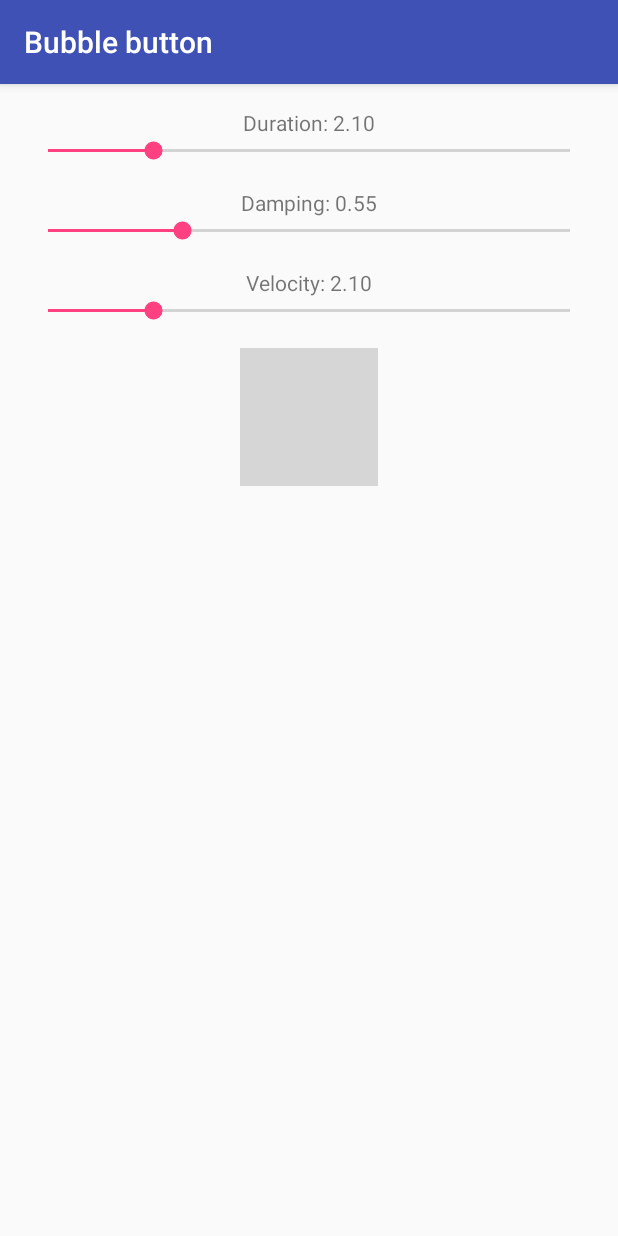
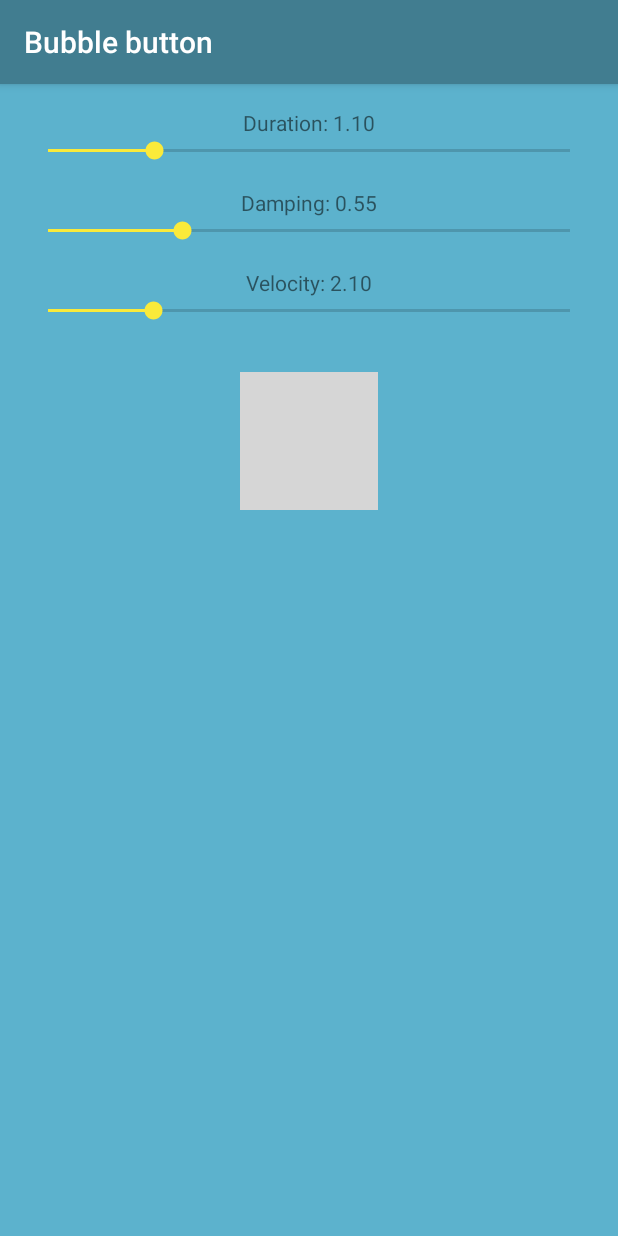
Before and after one commit to evgenyneu/bounce-button-animation-android, an Android app: the screen it shows after launch (MainActivity), after a tap on an icon or button, on a phone screen of 412 x 824 dp. Run offline under Robolectric (Android 15) with nearby library versions, the phone set to English and light mode, and no system bars; grey boxes are pictures that could not be loaded.

Commit message:
Animating a button

```diff
--- a/app/src/main/java/com/evgenii/bubblebutton/MainActivity.java
+++ b/app/src/main/java/com/evgenii/bubblebutton/MainActivity.java
@@ -5,12 +5,12 @@ import android.os.Bundle;
 import android.view.View;
 import android.view.animation.Animation;
 import android.view.animation.AnimationUtils;
+import android.view.animation.ScaleAnimation;
 import android.widget.Button;
 import android.widget.SeekBar;
 import android.widget.TextView;
 
 public class MainActivity extends AppCompatActivity {
-
     @Override
     protected void onCreate(Bundle savedInstanceState) {
         super.onCreate(savedInstanceState);
@@ -26,7 +26,7 @@ public class MainActivity extends AppCompatActivity {
     }
 
     double getSeekBarValue(SeekBar seekBar, double step) {
-        return (seekBar.getProgress() + 1) / ( 1 / step);
+        return ((double)seekBar.getProgress() + 1.0) / ( 1.0 / step);
     }
 
     public void didTapPlayButton(View view) {
@@ -35,11 +35,25 @@ public class MainActivity extends AppCompatActivity {
 
     void animateButton() {
         final Animation myAnim = AnimationUtils.loadAnimation(this, R.anim.bounce);
-        myAnim.setDuration((long)getDurationValue() * (long)1000.0);
+        double animationDuration = getDurationValue() * 1000;
+        myAnim.setDuration((long)animationDuration);
         SpringInterpolator interpolator = new SpringInterpolator(getVelocityValue(), getDampingValue());
         myAnim.setInterpolator(interpolator);
         Button button = (Button)findViewById(R.id.play_button);
         button.startAnimation(myAnim);
+
+        myAnim.setAnimationListener(new Animation.AnimationListener(){
+            @Override
+            public void onAnimationStart(Animation arg0) {
+            }
+            @Override
+            public void onAnimationRepeat(Animation arg0) {
+            }
+            @Override
+            public void onAnimationEnd(Animation arg0) {
+                animateButton();
+            }
+        });
     }
 
     // Duration controls
@@ -47,7 +61,7 @@ public class MainActivity extends AppCompatActivity {
 
     void setupDurationVar() {
         final SeekBar seekBar =(SeekBar) findViewById(R.id.seek_bar_duration);
-        seekBar.setProgress(20);
+        seekBar.setProgress(10);
         updateDurationLabel();
 
         seekBar.setOnSeekBarChangeListener(new SeekBar.OnSeekBarChangeListener() {
--- a/app/src/main/res/anim/bounce.xml
+++ b/app/src/main/res/anim/bounce.xml
@@ -3,9 +3,9 @@
 
     <scale
         android:duration="2000"
-        android:fromXScale="0.5"
+        android:fromXScale="0.3"
         android:toXScale="1.0"
-        android:fromYScale="0.5"
+        android:fromYScale="0.3"
         android:toYScale="1.0"
         android:pivotX="50%"
         android:pivotY="50%" />
--- a/app/src/main/res/layout/activity_main.xml
+++ b/app/src/main/res/layout/activity_main.xml
@@ -7,7 +7,8 @@
     android:paddingLeft="@dimen/activity_horizontal_margin"
     android:paddingRight="@dimen/activity_horizontal_margin"
     android:paddingTop="@dimen/activity_vertical_margin"
-    tools:context="com.evgenii.bubblebutton.MainActivity" >
+    tools:context="com.evgenii.bubblebutton.MainActivity"
+    android:background="@color/colorViewBackground">
 
 
     <!-- Duration controls -->
@@ -23,7 +24,7 @@
         android:layout_width="match_parent"
         android:layout_height="wrap_content"
         android:layout_below="@id/text_view_duration"
-        android:max="99"/>
+        android:max="49"/>
 
 
     <!-- Damping controls -->
@@ -66,7 +67,7 @@
         android:id="@+id/play_button"
         android:layout_width="@dimen/button_size"
         android:layout_height="@dimen/button_size"
-        android:layout_marginTop="@dimen/controls_margin"
+        android:layout_marginTop="@dimen/controls_margin_large"
         android:layout_below="@id/seek_bar_velocity"
         android:onClick="didTapPlayButton"
         android:layout_centerHorizontal="true"
--- a/app/src/main/res/values/colors.xml
+++ b/app/src/main/res/values/colors.xml
@@ -1,6 +1,7 @@
 <?xml version="1.0" encoding="utf-8"?>
 <resources>
-    <color name="colorPrimary">#3F51B5</color>
-    <color name="colorPrimaryDark">#303F9F</color>
-    <color name="colorAccent">#FF4081</color>
+    <color name="colorPrimary">#417D90</color>
+    <color name="colorPrimaryDark">#2F5A68</color>
+    <color name="colorAccent">#FAEA3A</color>
+    <color name="colorViewBackground">#5CB2CD</color>
 </resources>
--- a/app/src/main/res/values/dimens.xml
+++ b/app/src/main/res/values/dimens.xml
@@ -3,5 +3,6 @@
     <dimen name="activity_horizontal_margin">16dp</dimen>
     <dimen name="activity_vertical_margin">16dp</dimen>
     <dimen name="controls_margin">16dp</dimen>
+    <dimen name="controls_margin_large">32dp</dimen>
     <dimen name="button_size">92dp</dimen>
 </resources>
```
